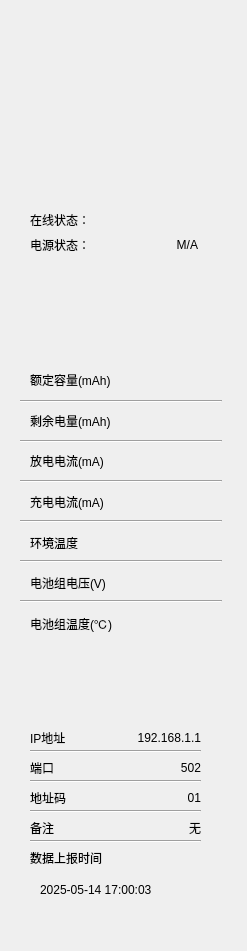
Old version of the form component/rightstatsform.ui in the repository tech-flyflypig/HQ_Battery.
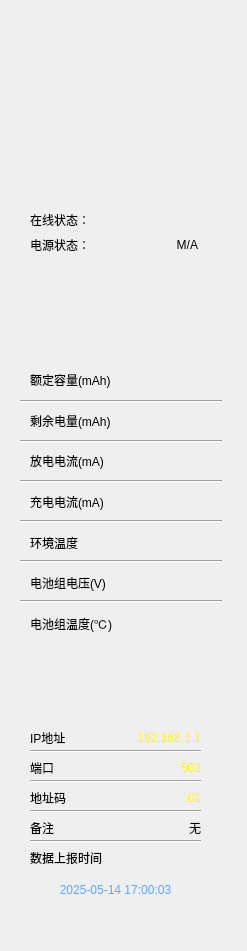
New version of the form. Icons and pictures are not drawn.

```diff
--- a/component/rightstatsform.ui
+++ b/component/rightstatsform.ui
@@ -13,6 +13,15 @@
   <property name="windowTitle">
    <string>Form</string>
   </property>
+  <property name="styleSheet">
+   <string notr="true">#label_current_in,#label_current_out,#label_pcbtemp,#label_ratedCapacity,#label_remainCapacity,#label_tempMax,#label_voltage,#label_ip,#label_sitecom,#label_port{	
+	color: rgb(255, 255, 0);
+}
+#label_upload_time{
+color: rgb(85, 170, 255);
+}
+</string>
+  </property>
   <widget class="QWidget" name="device_info" native="true">
    <property name="geometry">
     <rect>
@@ -227,9 +236,9 @@
    <widget class="QLabel" name="label_upload_time">
     <property name="geometry">
      <rect>
-      <x>30</x>
+      <x>20</x>
       <y>210</y>
-      <width>151</width>
+      <width>171</width>
       <height>20</height>
      </rect>
     </property>
@@ -237,7 +246,7 @@
      <string>2025-05-14 17:00:03</string>
     </property>
     <property name="alignment">
-     <set>Qt::AlignLeading|Qt::AlignLeft|Qt::AlignVCenter</set>
+     <set>Qt::AlignCenter</set>
     </property>
     <property name="wordWrap">
      <bool>true</bool>
```
Left out of the diff: 4 changed lines with no effect on the pictures.
